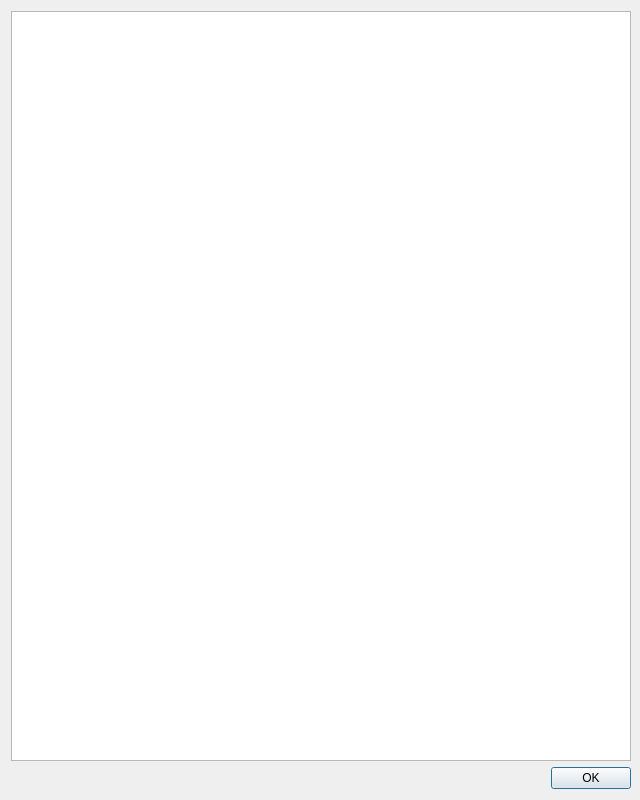
The window that resources/mediainfos.ui (59de44955ebd/MediaPlayer) describes before a commit, drawn with Qt 5.
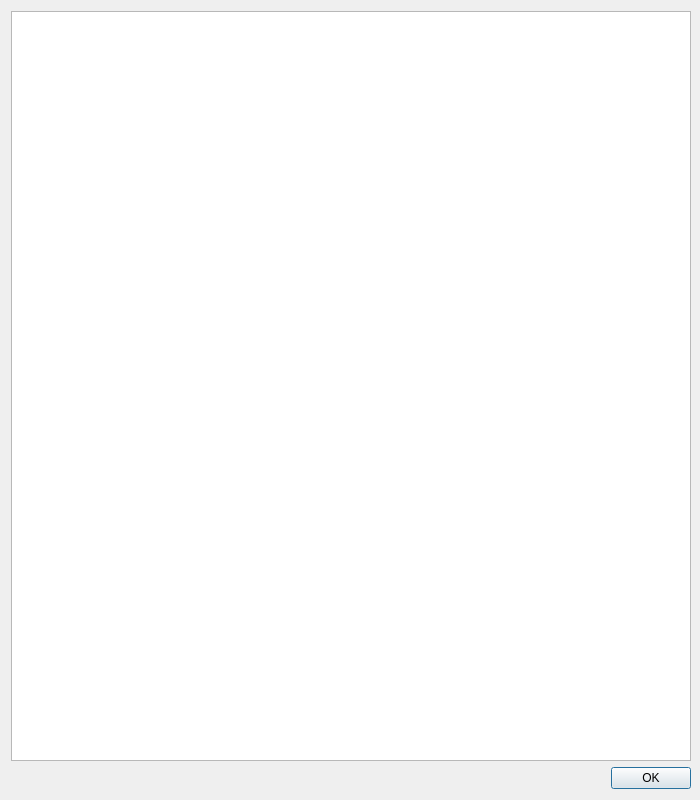
The same window after the commit.

```diff
--- a/resources/mediainfos.ui
+++ b/resources/mediainfos.ui
@@ -6,7 +6,7 @@
    <rect>
     <x>0</x>
     <y>0</y>
-    <width>640</width>
+    <width>700</width>
     <height>800</height>
    </rect>
   </property>
@@ -24,6 +24,9 @@
        <family>Courier New</family>
       </font>
      </property>
+     <property name="horizontalScrollBarPolicy">
+      <enum>Qt::ScrollBarAlwaysOff</enum>
+     </property>
      <property name="lineWrapMode">
       <enum>QPlainTextEdit::NoWrap</enum>
      </property>
```
